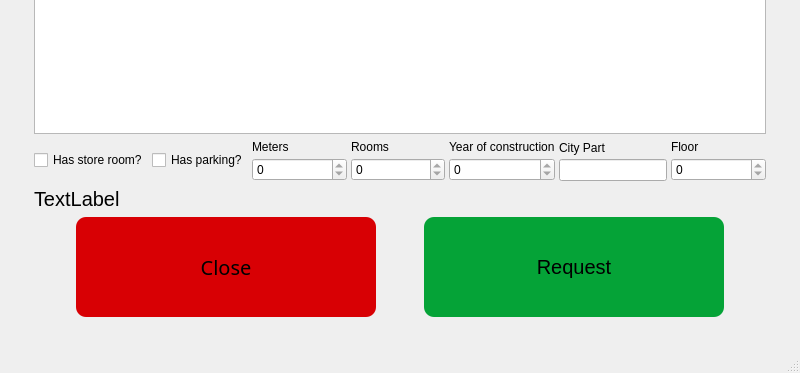
Before: the Qt Designer form Resources/ShowAd.ui in Danial-Movahed/SOAS, drawn with Qt 5; both pictures show x 0 to 800 and y 227 to 600 of the 800 by 600 pixel window.
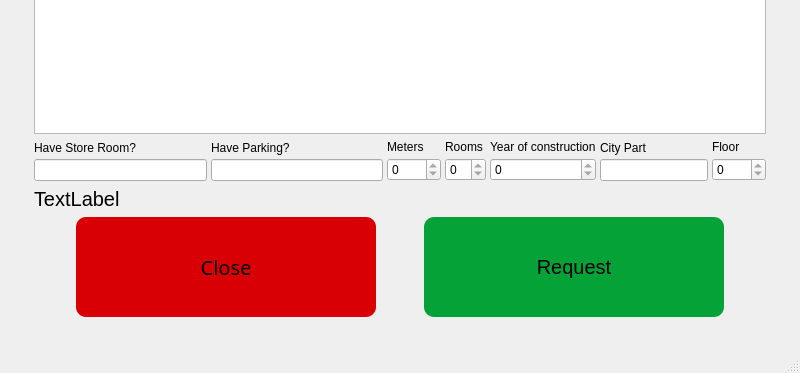
After: the same form once the commit is applied.

```diff
--- a/Resources/ShowAd.ui
+++ b/Resources/ShowAd.ui
@@ -61,9 +61,16 @@
         <item>
          <layout class="QVBoxLayout" name="verticalLayout_9">
           <item>
-           <widget class="QCheckBox" name="StoreRoomCheck">
+           <widget class="QLabel" name="label_6">
             <property name="text">
-             <string>Has store room?</string>
+             <string>Have Store Room?</string>
+            </property>
+           </widget>
+          </item>
+          <item>
+           <widget class="QLineEdit" name="StoreRoomLine">
+            <property name="readOnly">
+             <bool>true</bool>
             </property>
            </widget>
           </item>
@@ -72,9 +79,16 @@
         <item>
          <layout class="QVBoxLayout" name="verticalLayout_10">
           <item>
-           <widget class="QCheckBox" name="ParkingCheck">
+           <widget class="QLabel" name="label_7">
             <property name="text">
-             <string>Has parking?</string>
+             <string>Have Parking?</string>
+            </property>
+           </widget>
+          </item>
+          <item>
+           <widget class="QLineEdit" name="ParkingLine">
+            <property name="readOnly">
+             <bool>true</bool>
             </property>
            </widget>
           </item>
```
